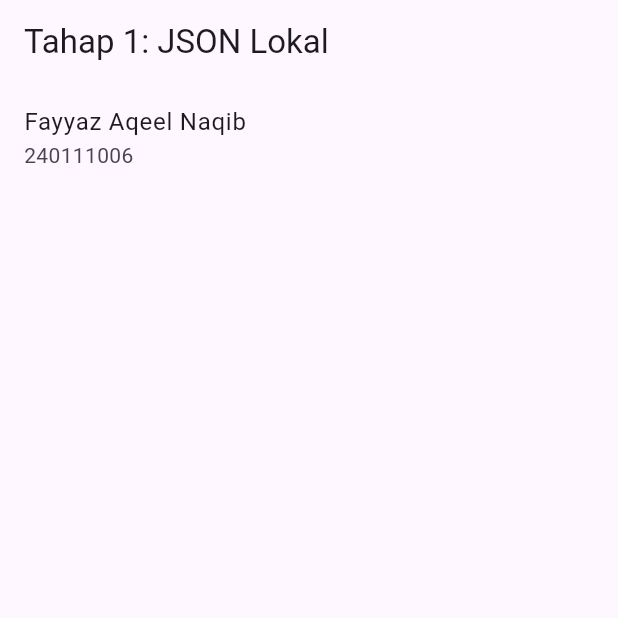
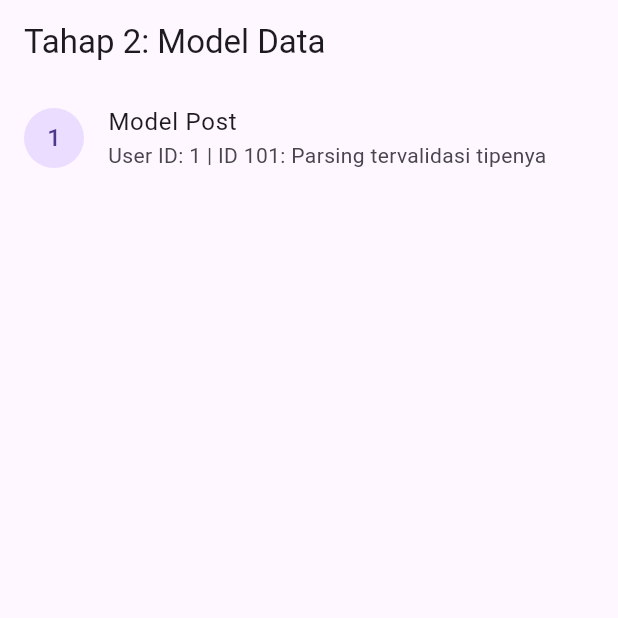
Before and after one commit to papoyy88/praktikum11-rest-api-flutter, a Flutter app: the screen it shows after launch, on a phone screen of 412 x 824 dp, the top half of it. Run offline on Flutter 3.47's test engine with Material 3 defaults, Android fonts, the phone set to English and light mode, and no system bars.

Commit message:
feat(tahap-2): implementasi model Post.fromJson dan tampilkan userId pada UI

```diff
--- a/lib/main.dart
+++ b/lib/main.dart
@@ -1,15 +1,38 @@
 import 'dart:convert';
 import 'package:flutter/material.dart';
+
+class Post {
+  final int id;
+  final int userId;
+  final String title;
+  final String body;
+  const Post({required this.id, required this.userId, required this.title, required this.body});
+
+  factory Post.fromJson(Map<String, dynamic> json) {
+    return Post(
+      id: (json['id'] as num).toInt(),
+      userId: (json['userId'] as num).toInt(),
+      title: json['title'] as String,
+      body: json['body'] as String,
+    );
+  }
+}
+
 void main() => runApp(const MaterialApp(home: PostPage()));
 class PostPage extends StatelessWidget {
   const PostPage({super.key});
   @override
   Widget build(BuildContext context) {
-    const raw = '{"userId": 1, "id": 101, "title": "Fayyaz Aqeel Naqib", "body": "240111006"}';
-    final data = jsonDecode(raw) as Map<String, dynamic>;
+    const raw = '{"userId": 1, "id": 101, "title": "Model Post", "body": "Parsing tervalidasi tipenya"}';
+    final post = Post.fromJson(jsonDecode(raw) as Map<String, dynamic>);
     return Scaffold(
-      appBar: AppBar(title: const Text('Tahap 1: JSON Lokal')),
-      body: ListTile(title: Text(data['title'] as String), subtitle: Text(data['body'] as String)),
+      appBar: AppBar(title: const Text('Tahap 2: Model Data')),
+      body: ListTile(
+        leading: CircleAvatar(child: Text('${post.userId}')),
+        title: Text(post.title),
+        subtitle: Text('User ID: ${post.userId} | ID ${post.id}: ${post.body}'),
+      ),
+
     );
   }
 }
```
